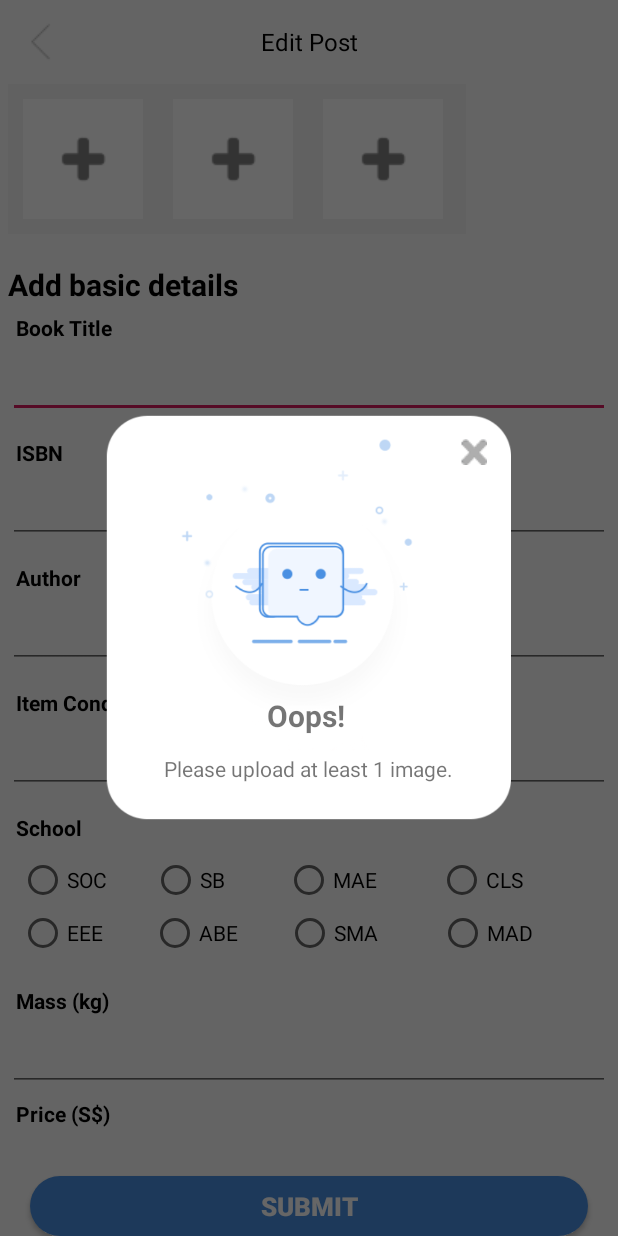
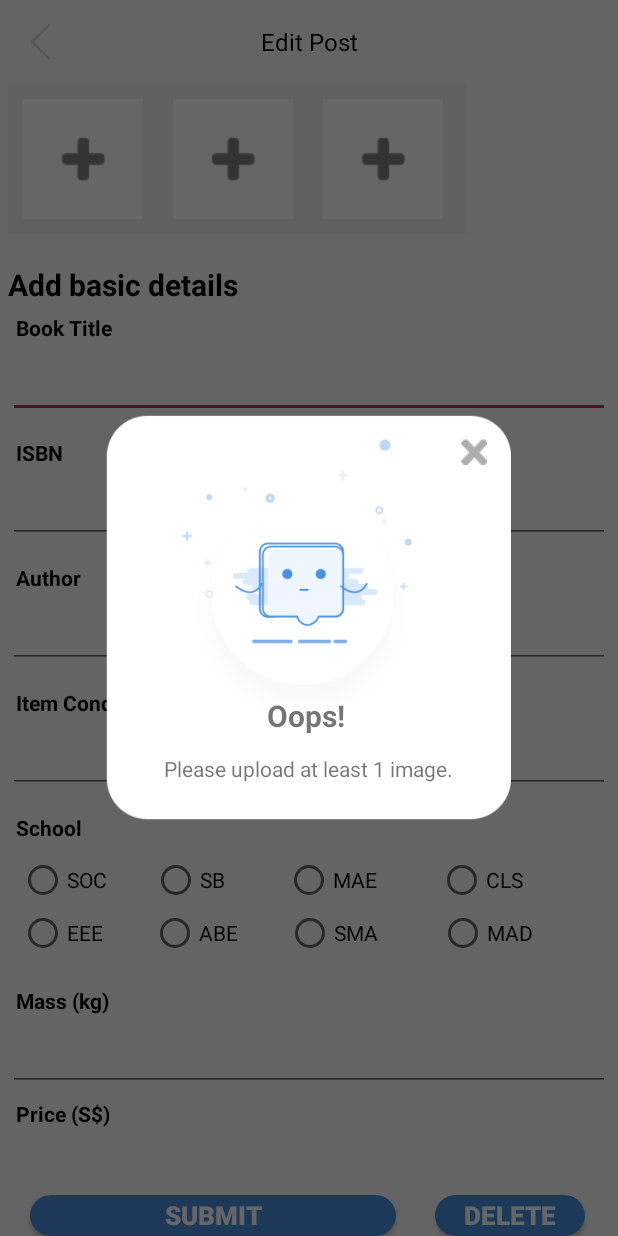
Before and after one commit to PhilipLeong/MAPP-CA4, an Android app: the EditActivity screen opened directly, with no data from a screen before it, after a tap on "SUBMIT", on a phone screen of 412 x 824 dp. Run offline under Robolectric (Android 15) with nearby library versions, the phone set to English and light mode, and no system bars; our stand-ins replace Firebase (no records; nobody signed in at launch, a user with empty details on screens opened directly); 11 statements that could not run were skipped.

Commit message:
Error dialog for login and Delete listing

```diff
--- a/BookHub/app/src/main/java/mapp/com/sg/bookhub/loginsignupui/LoginFragment.java
+++ b/BookHub/app/src/main/java/mapp/com/sg/bookhub/loginsignupui/LoginFragment.java
@@ -84,7 +84,7 @@ public class LoginFragment extends Fragment implements View.OnClickListener {
                             startActivity(intent);
                         }
                         else{
-                            Toast.makeText(getContext(), "Unsuccessful, please try again", Toast.LENGTH_SHORT).show();
+                            showPopup();
                         }
                     }
                 });
--- a/BookHub/app/src/main/java/mapp/com/sg/bookhub/profileui/EditActivity.java
+++ b/BookHub/app/src/main/java/mapp/com/sg/bookhub/profileui/EditActivity.java
@@ -52,6 +52,7 @@ public class EditActivity extends AppCompatActivity implements View.OnClickListe
     private TextView pageTitle;
     private ImageButton backBtn;
     private Button submitBtn;
+    private Button deleteBtn;
 
     //error pop-up
     private Dialog errorDialog;
@@ -132,6 +133,8 @@ public class EditActivity extends AppCompatActivity implements View.OnClickListe
         backBtn.setOnClickListener(this);
 
         submitBtn = (Button) findViewById(R.id.submit_Btn);
+        deleteBtn = (Button) findViewById(R.id.delete_Btn);
+        deleteBtn.setOnClickListener(this);
         submitBtn.setOnClickListener(this);
 
         title = (EditText) findViewById(R.id.book_Input);
@@ -486,12 +489,40 @@ public class EditActivity extends AppCompatActivity implements View.OnClickListe
         if (view == errorCross) {
             errorDialog.dismiss();
         }
+
+        if(view == deleteBtn){
+            deleteListing();
+        }
+    }
+
+    private void deleteListing(){
+        db.collection("Posts").document(listingid)
+                .delete()
+                .addOnSuccessListener(new OnSuccessListener<Void>() {
+                    @Override
+                    public void onSuccess(Void aVoid) {
+                        Log.d(TAG, "DocumentSnapshot successfully deleted!");
+                        Toast.makeText(getApplicationContext(), "You have deleted a post! ", Toast.LENGTH_SHORT);
+                        showSuccessPopup("You have deleted a post!");
+                    }
+                })
+                .addOnFailureListener(new OnFailureListener() {
+                    @Override
+                    public void onFailure(@NonNull Exception e) {
+                        Log.w(TAG, "Error deleting document", e);
+                    }
+                });
     }
 
 
     private void updatepost() {
         progessDialog.setMessage("Verifying inputs...");
         progessDialog.show();
+        if(title.getText() == null || isbn.getText() == null || condition.getText() == null || mass.getText() == null || price.getText() == null || location.getText() == null || schedule.getText() == null || author.getText() == null){
+            progessDialog.dismiss();
+            showErrorPopup("Please enter valid details.");
+            return;
+        }
         if (img1 != null) {
             upload1(img1);
         } else if (img2 != null) {
--- a/BookHub/app/src/main/res/layout/activity_edit.xml
+++ b/BookHub/app/src/main/res/layout/activity_edit.xml
@@ -363,18 +363,33 @@
 
     <Button
         android:id="@+id/submit_Btn"
+        android:layout_width="244dp"
+        android:layout_height="27dp"
+        android:layout_alignParentBottom="true"
+        android:layout_marginLeft="20dp"
+        android:layout_marginBottom="10dp"
         android:background="@drawable/loginsignupbutton"
         android:text="Submit"
         android:textColor="#FFFFFF"
         android:textSize="17sp"
         android:textStyle="bold"
         android:translationY="10dp"
-        android:layout_marginLeft="20dp"
-        android:layout_marginRight="20dp"
+        app:layout_constraintBottom_toBottomOf="parent"
+        app:layout_constraintStart_toStartOf="parent" />
+
+    <Button
+        android:id="@+id/delete_Btn"
+        android:layout_width="100dp"
+        android:layout_height="27dp"
+        android:layout_alignParentBottom="true"
+        android:layout_marginLeft="290dp"
         android:layout_marginBottom="10dp"
-        android:layout_alignParentBottom="true"
-        android:layout_height="40dp"
-        android:layout_width="match_parent"
+        android:background="@drawable/loginsignupbutton"
+        android:text="Delete"
+        android:textColor="#FFFFFF"
+        android:textSize="17sp"
+        android:textStyle="bold"
+        android:translationY="10dp"
         app:layout_constraintBottom_toBottomOf="parent"
         app:layout_constraintStart_toStartOf="parent" />
 </androidx.constraintlayout.widget.ConstraintLayout>
```
